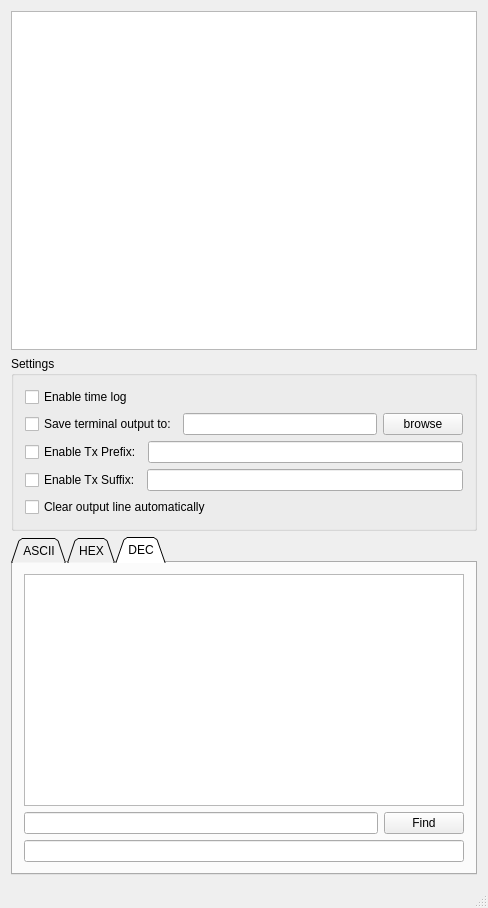
Old version of the form src/mainwindow.ui in the repository TomHyhlik/termik.
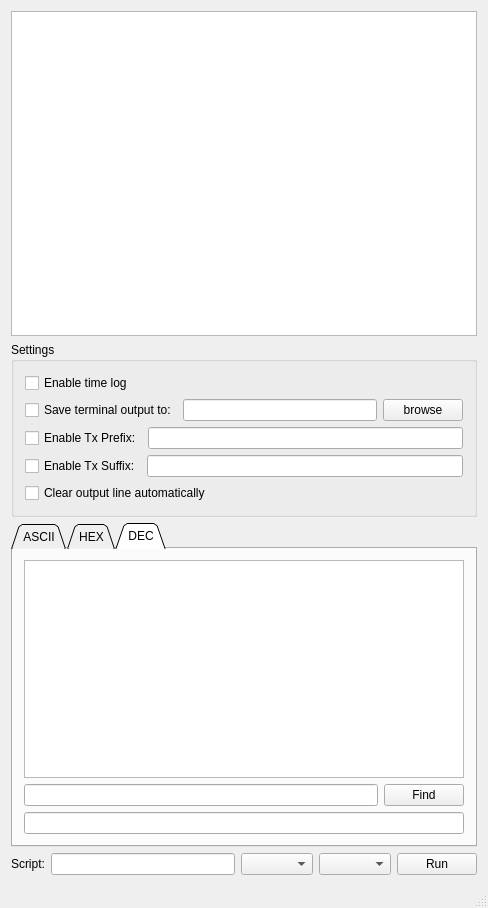
New version of the form. Icons and pictures are not drawn.

Patch:
```diff
--- a/src/mainwindow.ui
+++ b/src/mainwindow.ui
@@ -188,8 +188,6 @@
        <attribute name="title">
         <string>DEC</string>
        </attribute>
-       <layout class="QVBoxLayout" name="verticalLayout_14">
-        <item>
          <layout class="QVBoxLayout" name="verticalLayout_8">
           <item>
            <widget class="QTextEdit" name="textEdit_out_dec"/>
@@ -220,10 +218,35 @@
            </layout>
           </item>
          </layout>
-        </item>
-       </layout>
-      </widget>
-     </widget>
+      </widget>
+     </widget>
+    </item>
+    <item>
+     <layout class="QHBoxLayout" name="horizontalLayout_script">
+      <item>
+       <widget class="QLabel" name="label_script">
+        <property name="text">
+         <string>Script:</string>
+        </property>
+       </widget>
+      </item>
+      <item>
+       <widget class="QLineEdit" name="lineEdit_script"/>
+      </item>
+      <item>
+       <widget class="QComboBox" name="comboBox_script_dataType"/>
+      </item>
+      <item>
+       <widget class="QComboBox" name="comboBox_script_repeat"/>
+      </item>
+      <item>
+       <widget class="QPushButton" name="pushButton_script_run">
+        <property name="text">
+         <string>Run</string>
+        </property>
+       </widget>
+      </item>
+     </layout>
     </item>
    </layout>
   </widget>
```
Lines whose indentation alone changed are shown as unchanged.
